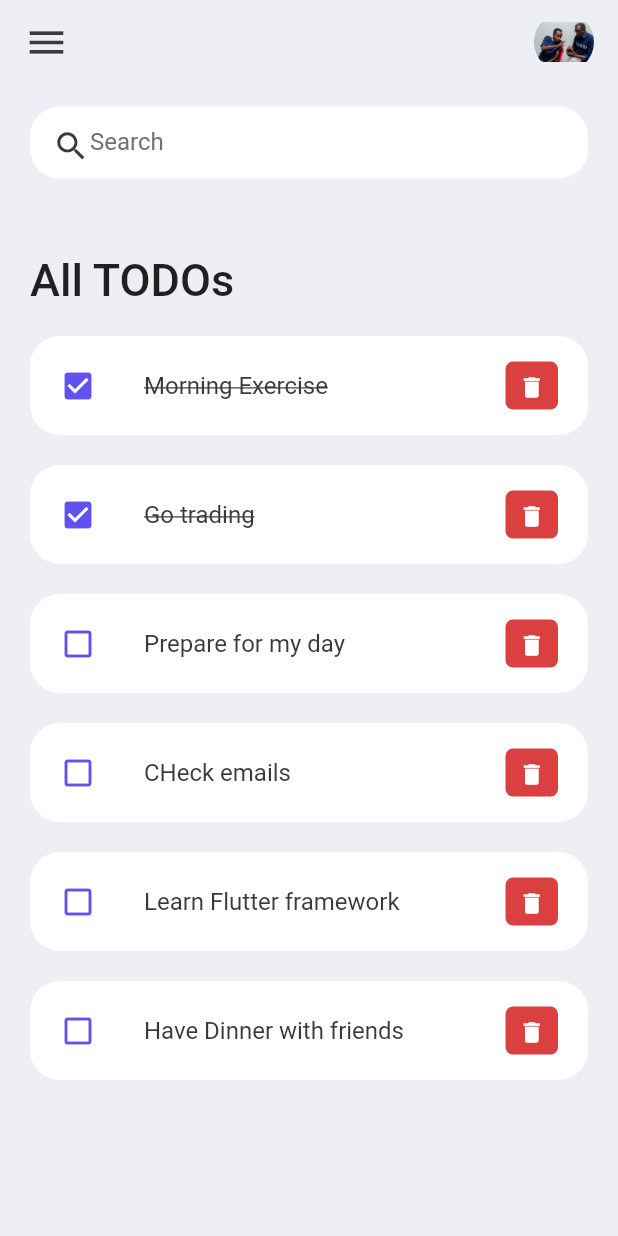
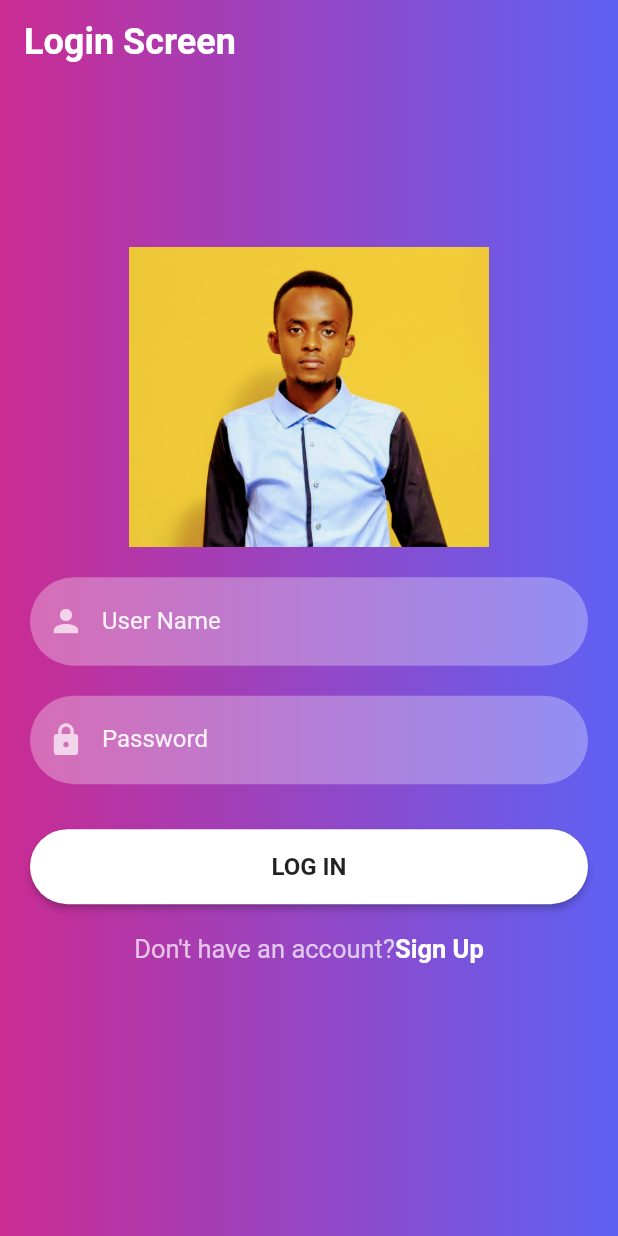
Before and after one commit to Knowledge832/Yourshop, a Flutter app: the screen it shows after launch, on a phone screen of 412 x 824 dp. Run offline on Flutter 3.47's test engine with Material 2 defaults, Android fonts, the phone set to English and light mode, and no system bars; our stand-ins replace firebase_core; accounts and stored records are empty.

Commit message:
Adding login, sign up and firebase

```diff
--- a/lib/main.dart
+++ b/lib/main.dart
@@ -1,8 +1,12 @@
+import 'package:firebase_core/firebase_core.dart';
 import 'package:flutter/material.dart';
 
+import '../screens/login_screen.dart';
 import 'screens/home_screen.dart';
 
-void main() {
+void main() async {
+  WidgetsFlutterBinding.ensureInitialized();
+  await Firebase.initializeApp();
   runApp(const MyApp());
 }
 
@@ -14,7 +18,7 @@ class MyApp extends StatelessWidget {
     return MaterialApp(
       debugShowCheckedModeBanner: false,
       title: 'ToDo App',
-      home: Home(),
+      home: login_screen(),
     );
   }
 }
--- /dev/null
+++ b/lib/screens/login_screen.dart
@@ -0,0 +1,96 @@
+import 'package:flutter/material.dart';
+import 'package:flutter_first_app/screens/home_screen.dart';
+import '../screens/signup.dart';
+import '../widgets/reusable_widget.dart';
+
+import '../utils/colors.dart';
+
+class login_screen extends StatefulWidget {
+  const login_screen({super.key});
+
+  @override
+  State<login_screen> createState() => _login_screenState();
+}
+
+class _login_screenState extends State<login_screen> {
+  TextEditingController _userNameController = TextEditingController();
+  // TextEditingController _userEmailController = TextEditingController();
+  TextEditingController _userPasswordController = TextEditingController();
+  @override
+  Widget build(BuildContext context) {
+    return Scaffold(
+      extendBodyBehindAppBar: true,
+      appBar: AppBar(
+        backgroundColor: Colors.transparent,
+        elevation: 0,
+        title: const Text(
+          "Login Screen",
+          style: TextStyle(fontSize: 24, fontWeight: FontWeight.bold),
+        ),
+      ),
+      body: Container(
+        width: MediaQuery.of(context).size.width,
+        height: MediaQuery.of(context).size.height,
+        decoration: BoxDecoration(
+          gradient: LinearGradient(
+            colors: [
+              hexStringToColor("CB2B92"),
+              hexStringToColor("9546C4"),
+              hexStringToColor("5E61F4"),
+            ],
+          ),
+        ),
+        child: SingleChildScrollView(
+          padding: EdgeInsets.fromLTRB(
+              20, MediaQuery.of(context).size.height * 0.2, 20, 0),
+          child: Column(
+            children: <Widget>[
+              logoWidget("assets/images/papa.jpg"),
+              const SizedBox(
+                height: 20,
+              ),
+              reusableTextField(
+                  "User Name", Icons.person, false, _userNameController),
+              const SizedBox(height: 20),
+              // reusableTextField(
+              //     "Enter Email", Icons.email, false, _userNameController),
+              // const SizedBox(
+              //   height: 20,
+              // ),
+              reusableTextField(
+                  "Password", Icons.lock, false, _userNameController),
+              const SizedBox(
+                height: 20,
+              ),
+              signInSignUpButton(context, true, () => {}),
+              signUpOption(),
+            ],
+          ),
+        ),
+      ),
+    );
+  }
+
+  Row signUpOption() {
+    return Row(
+      mainAxisAlignment: MainAxisAlignment.center,
+      children: [
+        const Text(
+          "Don't have an account?",
+          style: TextStyle(color: Colors.white70, fontSize: 17),
+        ),
+        GestureDetector(
+          onTap: () {
+            Navigator.push(
+                context, MaterialPageRoute(builder: (context) => Home()));
+          },
+          child: const Text(
+            "Sign Up",
+            style: TextStyle(
+                color: Colors.white, fontSize: 17, fontWeight: FontWeight.bold),
+          ),
+        )
+      ],
+    );
+  }
+}
--- a/lib/utils/colors.dart
+++ b/lib/utils/colors.dart
@@ -9,3 +9,19 @@ const Color tdBlue = Color(0xFF5F52EE);
 const Color tdGrey = Color(0xFF717171);
 
 const Color tdBGColor = Color(0xFFEEEFF5);
+
+const Color tdLightPurple = Color.fromARGB(255, 235, 128, 203);
+
+const Color tdGreen = Color.fromARGB(255, 6, 243, 85);
+
+const Color tdDarkBlue = Color.fromARGB(255, 13, 3, 49);
+
+const Color BG_DarkBlue = Color.fromARGB(255, 6, 82, 117);
+
+hexStringToColor(String hexColor) {
+  hexColor = hexColor.toLowerCase().replaceAll('#', "");
+  if (hexColor.length == 6) {
+    hexColor = "FF" + hexColor;
+  }
+  return Color(int.parse(hexColor, radix: 16));
+}
--- /dev/null
+++ b/lib/widgets/reusable_widget.dart
@@ -0,0 +1,78 @@
+//import 'package:flutter/cupertino.dart';
+import 'package:flutter/material.dart';
+
+Image logoWidget(String imageName) {
+  return Image.asset(
+    imageName,
+    fit: BoxFit.fitWidth,
+    width: 240,
+    height: 200,
+    // color: Colors.white,
+  );
+}
+
+TextField reusableTextField(String text, IconData icon, bool isPassWordType,
+    TextEditingController controller) {
+  return TextField(
+    controller: controller,
+    obscureText: isPassWordType,
+    enableSuggestions: !isPassWordType,
+    autocorrect: !isPassWordType,
+    cursorColor: Colors.white,
+    style: TextStyle(color: Colors.white.withOpacity(0.9)),
+    decoration: InputDecoration(
+      prefixIcon: Icon(
+        icon,
+        color: Colors.white70,
+      ),
+      labelText: text,
+      labelStyle: TextStyle(color: Colors.white.withOpacity(0.9)),
+      filled: true,
+      floatingLabelBehavior: FloatingLabelBehavior.never,
+      fillColor: Colors.white.withOpacity(0.3),
+      border: OutlineInputBorder(
+        borderRadius: BorderRadius.circular(30.0),
+        borderSide: const BorderSide(
+          width: 0,
+          style: BorderStyle.none,
+        ),
+      ),
+    ),
+    keyboardType: isPassWordType
+        ? TextInputType.visiblePassword
+        : TextInputType.emailAddress,
+  );
+}
+
+Container signInSignUpButton(
+    BuildContext context, bool isLogin, Function onTap) {
+  return Container(
+    width: MediaQuery.of(context).size.width,
+    height: 50,
+    margin: const EdgeInsets.fromLTRB(0, 10, 0, 20),
+    decoration: BoxDecoration(borderRadius: BorderRadius.circular(90)),
+    child: ElevatedButton(
+      onPressed: (() {
+        onTap();
+      }),
+      style: ButtonStyle(
+        backgroundColor: MaterialStateProperty.resolveWith((states) {
+          if (states.contains(MaterialState.pressed)) {
+            return Colors.black26;
+          }
+          return Colors.white;
+        }),
+        shape: MaterialStateProperty.all<RoundedRectangleBorder>(
+          RoundedRectangleBorder(
+            borderRadius: BorderRadius.circular(30),
+          ),
+        ),
+      ),
+      child: Text(
+        isLogin ? "LOG IN" : "SIGN UP",
+        style: TextStyle(
+            color: Colors.black87, fontWeight: FontWeight.bold, fontSize: 16),
+      ),
+    ),
+  );
+}
--- a/pubspec.yaml
+++ b/pubspec.yaml
@@ -36,6 +36,8 @@ dependencies:
   # The following adds the Cupertino Icons font to your application.
   # Use with the CupertinoIcons class for iOS style icons.
   cupertino_icons: ^1.0.2
+  firebase_core: ^2.3.0
+  firebase_auth: ^4.1.3
 
 dev_dependencies:
   flutter_test:
```
Also changed, not shown: lib/screens/signup.dart (added, +73 -0 lines), pubspec.lock, 3 other files.
